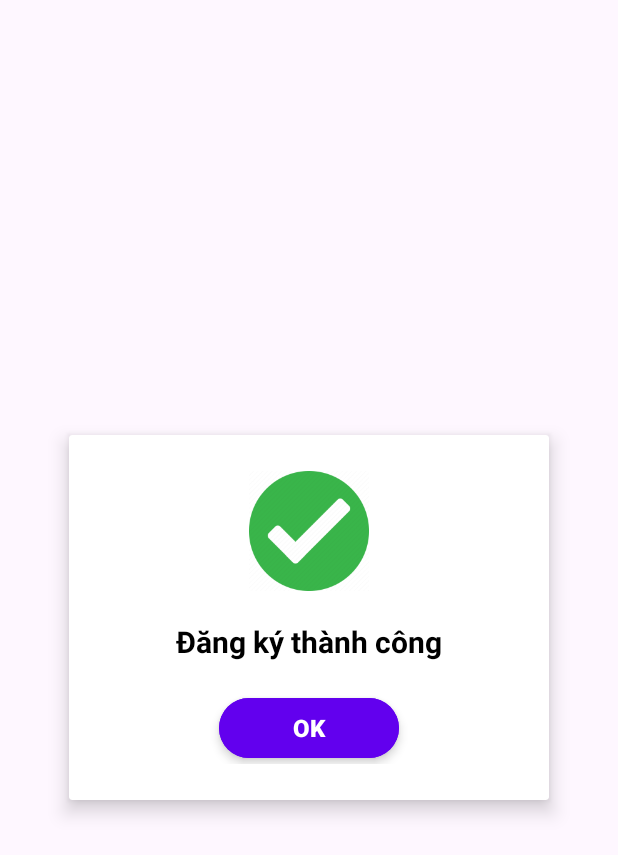
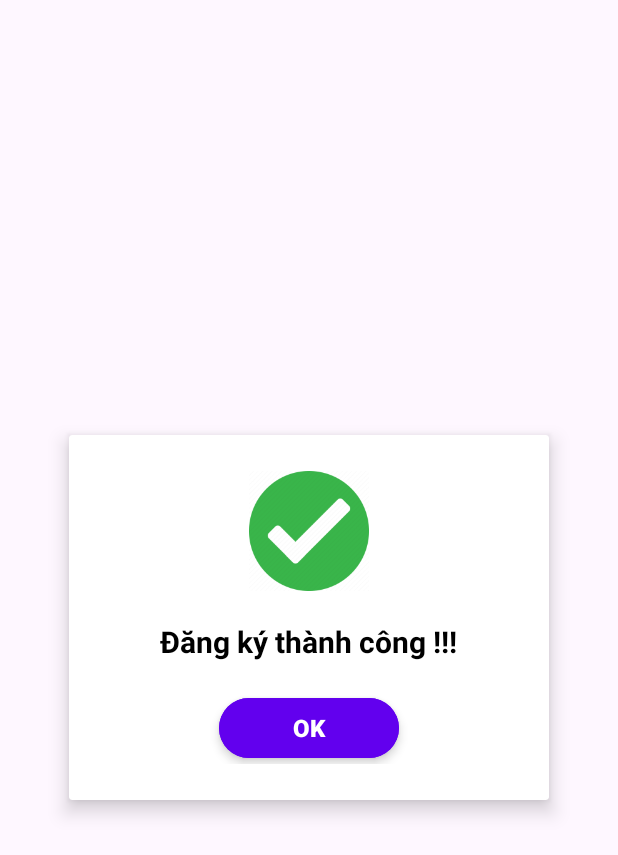
Before and after one commit to Hahaha2004/BaitaplonAndroid_Nhomtruong_DaoManhDuc, an Android app: the layout success_dialog.xml on its own in the app's theme, with its tools: preview values and no code run, on a phone screen of 412 x 824 dp. Shown: the top 855 px of the screen. Run offline under Robolectric (Android 15) with nearby library versions, the phone set to English and light mode, and no system bars; Roboto replaces fonts that are not available here.

Commit message:
Thay đổi thông báo

```diff
--- a/app/src/main/res/layout/success_dialog.xml
+++ b/app/src/main/res/layout/success_dialog.xml
@@ -29,11 +29,11 @@
             android:id="@+id/tvMessage"
             android:layout_width="wrap_content"
             android:layout_height="wrap_content"
-            android:text="Đăng ký thành công"
+            android:layout_marginBottom="20dp"
+            android:text="Đăng ký thành công !!!"
+            android:textColor="#000000"
             android:textSize="20sp"
-            android:textStyle="bold"
-            android:textColor="#000000"
-            android:layout_marginBottom="20dp" />
+            android:textStyle="bold" />
 
         <!-- Nút OK -->
         <Button
```
